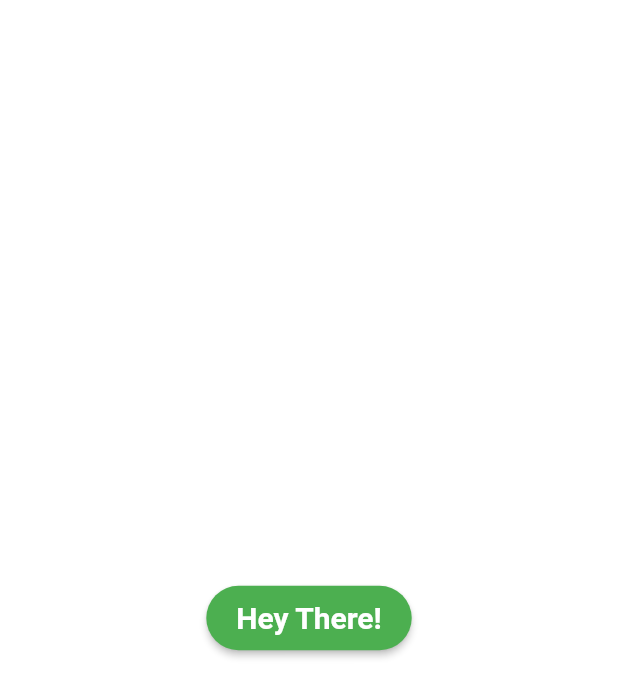
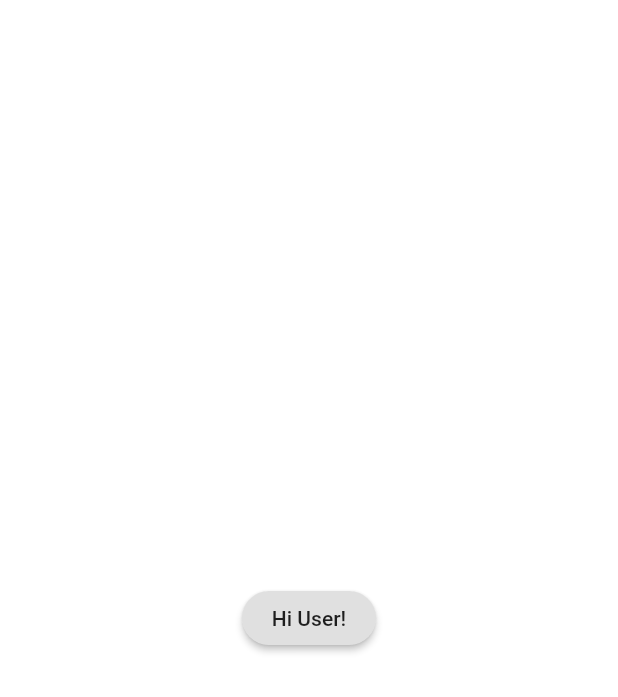
Before and after one commit to Rekrutiv/first_flutter, a Flutter app: the screen it shows after launch, on a phone screen of 412 x 824 dp. Shown: the top 697 px of the screen. Run offline on Flutter 3.47's test engine with Material 2 defaults, Android fonts, the phone set to English and light mode, and no system bars.

Commit message:
flutter_split

```diff
--- /dev/null
+++ b/lib/color.dart
@@ -0,0 +1,12 @@
+import 'package:flutter/material.dart';
+
+class ColorText extends StatelessWidget {
+  final String mainText;
+   ColorText(this.mainText);
+
+  @override
+  Widget build(BuildContext context) {
+
+    return Text(mainText);
+  }
+}
--- /dev/null
+++ b/lib/color_random.dart
@@ -0,0 +1,70 @@
+import 'package:flutter/material.dart';
+import 'dart:math'; //for the randomization
+import 'package:first_flutter_app/color.dart';
+class ColorRandom extends StatefulWidget{
+  @override
+  _ColorRandomState createState(){
+    return _ColorRandomState();
+  }
+}
+
+class _ColorRandomState extends State<ColorRandom> {
+  var colors = [
+    Colors.amber,
+    Colors.black,
+    Colors.blue,
+    Colors.yellow,
+    Colors.orange,
+    Colors.red,
+    Colors.pink,
+    Colors.green,
+    //colors(0xFF and paste color code)
+
+  ];
+
+
+  var currentColor = Colors.white;
+   String _color_text='Hi User!';
+
+  setRandomColor() {
+    var rnd = Random().nextInt(colors.length);
+    setState(() { //setstate function expect a call back function
+      currentColor = colors[rnd];
+    });
+  }
+
+  @override
+  Widget build(BuildContext context) {
+    return InkWell(
+      onTap: () {
+        setState(() {
+          setRandomColor();
+        });
+      },
+
+      child: Container(
+        color: currentColor,
+
+
+        child: Center(
+          child: RaisedButton(
+            //color: Colors.green,
+            padding: EdgeInsets.fromLTRB(20.0, 10.0, 20.0, 10.0),
+            child: ColorText(_color_text
+             // style: TextStyle(fontSize: 20, fontWeight: FontWeight.bold),
+
+            ),
+            shape:
+            RoundedRectangleBorder(borderRadius: BorderRadius.circular(40.0)),
+
+            onPressed:()  {
+              setState((){
+                _color_text='have a nice day';
+              });
+            },
+          ),
+        ),
+      ),
+    );
+  }
+}
--- a/lib/main.dart
+++ b/lib/main.dart
@@ -1,5 +1,6 @@
 import 'package:flutter/material.dart';
-import 'dart:math'; //for the randomization
+import 'package:first_flutter_app/color_random.dart';
+
 
 
 
@@ -7,85 +8,21 @@ import 'dart:math'; //for the randomization
 void main()=>runApp(MyApp());
 
 
-class MyApp extends StatelessWidget{
+class MyApp extends StatelessWidget {
   @override
-  Widget build(BuildContext context){
+  Widget build(BuildContext context) {
     return MaterialApp(
-      title: 'BG Changer',
+      title: 'Color Changer',
       debugShowCheckedModeBanner: false,
-      theme: ThemeData.dark(),
+//      theme: ThemeData.dark(),
       home: Scaffold(
 //        appBar: AppBar(
-//          title: Text('Solid Software'),
+//          title: Text(
+//           Solid Software'),
 //        ),
-        body: SolidPage(),
+        body: ColorRandom(),
 
       ),
     );
   }
 }
-
-class SolidPage extends StatefulWidget{
-  @override
-  _SolidPageState createState(){
-    return _SolidPageState();
-  }                                         // _ is used because we are defining a private class.
-}
-
-class _SolidPageState extends State<SolidPage>{
-  var colors=[
-    Colors.amber,
-    Colors.black,
-    Colors.blue,
-    Colors.yellow,
-    Colors.orange,
-    Colors.red,
-    Colors.pink,
-    Colors.green,
-    //colors(0xFF and paste color code)
-
-  ];
-
-
-
-  var currentColor=Colors.white;
-
-
-  setRandomColor(){
-    var rnd=Random().nextInt(colors.length);
-    setState(() {                       //setstate function expect a call back function
-      currentColor=colors[rnd];
-
-    });
-  }
-  @override
-  Widget build(BuildContext context){
-    return InkWell(
-        onTap: (){
-          setState(() {
-            var rgb=Random().nextInt(colors.length);
-           currentColor=colors[rgb];
-          });
-
-    },
-     child: Container(
-      color: currentColor,
-
-
-      child: Center(
-        child: RaisedButton(
-          color: Colors.green,
-          padding: EdgeInsets.fromLTRB(20.0, 10.0, 20.0, 10.0),
-          child: Text('Hey There!',
-            style: TextStyle(fontSize: 20,fontWeight: FontWeight.bold),
-
-          ),
-          onPressed:setRandomColor,
-          shape:
-          RoundedRectangleBorder(borderRadius:BorderRadius.circular(40.0) ),
-        ),
-      ),
-     ),
-    );
-  }
-}
```
